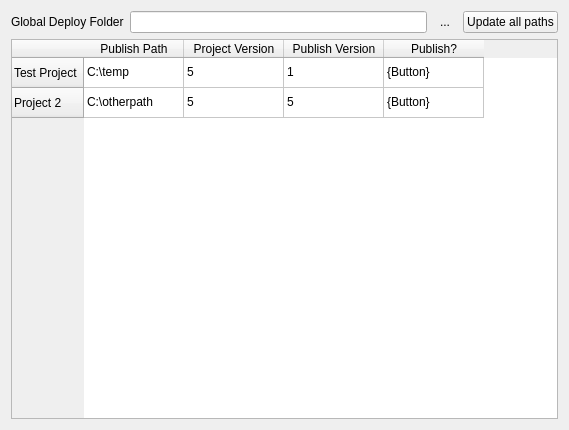
This is src/configmanager/ui/nodewidgets/ui_publishwidget.ui in roam-qgis/Roam as Qt 5 draws it before an edit. The edited form follows.
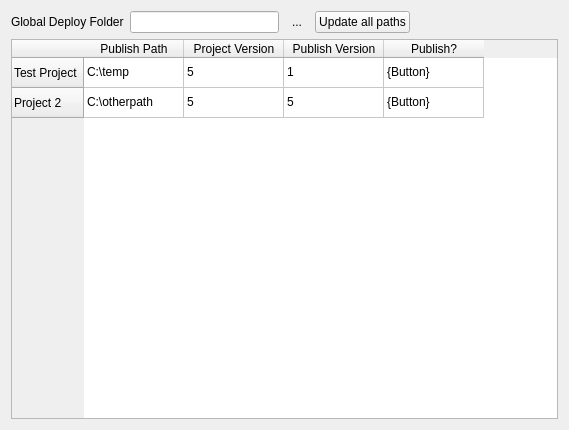
This is the edited form. Icons and pictures are not drawn.

```diff
--- a/src/configmanager/ui/nodewidgets/ui_publishwidget.ui
+++ b/src/configmanager/ui/nodewidgets/ui_publishwidget.ui
@@ -130,6 +130,19 @@
        </property>
       </widget>
      </item>
+     <item>
+      <spacer name="horizontalSpacer">
+       <property name="orientation">
+        <enum>Qt::Horizontal</enum>
+       </property>
+       <property name="sizeHint" stdset="0">
+        <size>
+         <width>40</width>
+         <height>20</height>
+        </size>
+       </property>
+      </spacer>
+     </item>
     </layout>
    </item>
   </layout>
```
